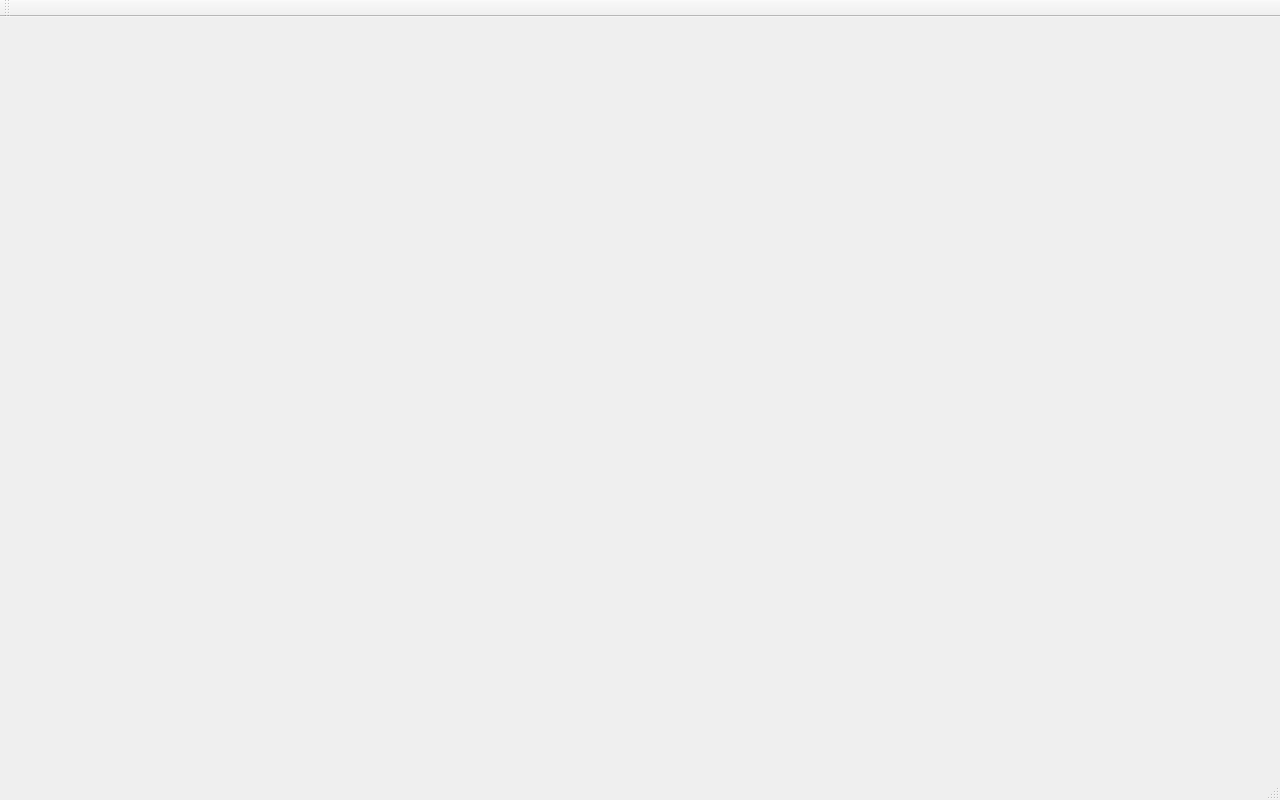
This is funeraria.ui in LuigiCaradonna/funeraria as Qt 5 draws it before an edit. The edited form follows.
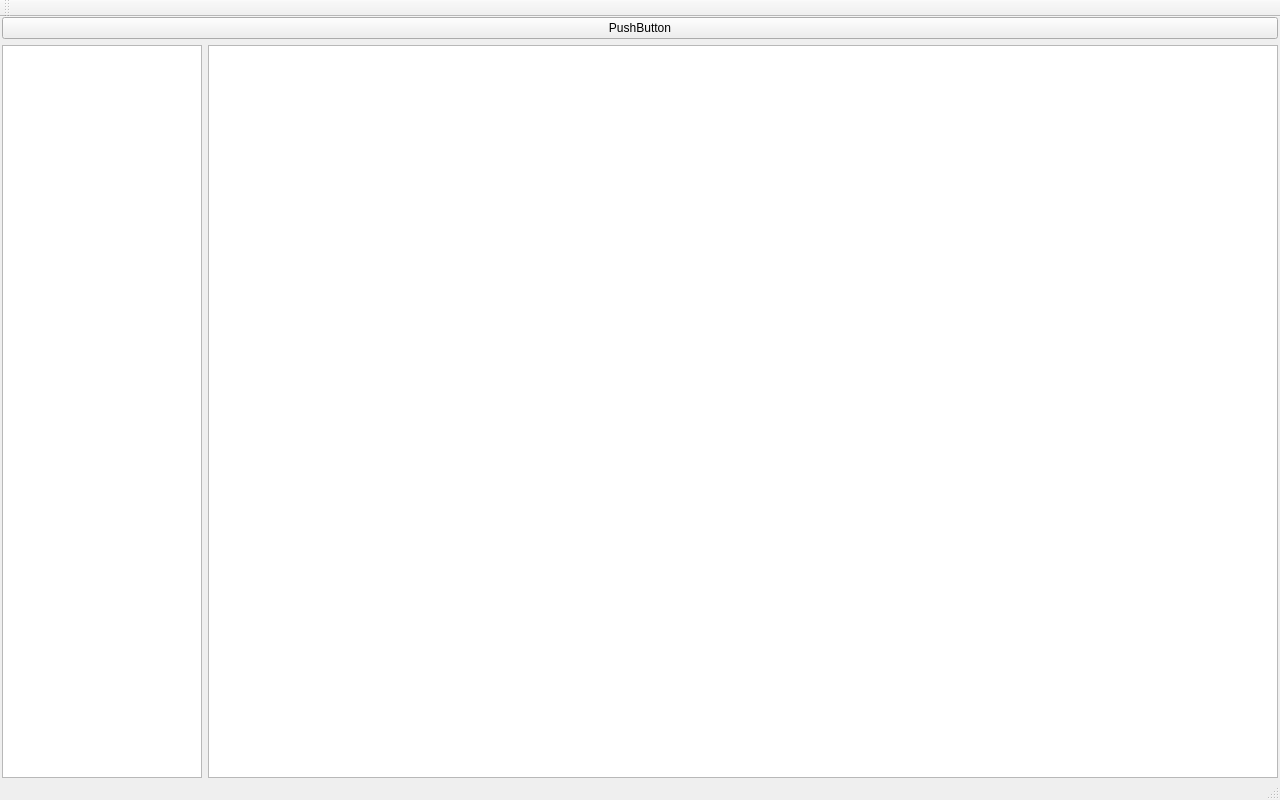
This is the edited form.

```diff
--- a/funeraria.ui
+++ b/funeraria.ui
@@ -13,7 +13,57 @@
   <property name="windowTitle">
    <string>Funeraria</string>
   </property>
-  <widget class="QWidget" name="centralWidget"/>
+  <widget class="QWidget" name="centralWidget">
+   <layout class="QGridLayout" name="gridLayout">
+    <property name="leftMargin">
+     <number>2</number>
+    </property>
+    <property name="topMargin">
+     <number>0</number>
+    </property>
+    <property name="rightMargin">
+     <number>2</number>
+    </property>
+    <property name="bottomMargin">
+     <number>0</number>
+    </property>
+    <item row="0" column="0">
+     <layout class="QVBoxLayout" name="mainVContainer">
+      <property name="spacing">
+       <number>6</number>
+      </property>
+      <item>
+       <layout class="QHBoxLayout" name="topHContainer">
+        <item>
+         <widget class="QPushButton" name="pushButton">
+          <property name="text">
+           <string>PushButton</string>
+          </property>
+         </widget>
+        </item>
+       </layout>
+      </item>
+      <item>
+       <layout class="QHBoxLayout" name="mainHContainer">
+        <item>
+         <widget class="QListView" name="clientListView">
+          <property name="maximumSize">
+           <size>
+            <width>200</width>
+            <height>16777215</height>
+           </size>
+          </property>
+         </widget>
+        </item>
+        <item>
+         <widget class="QTableView" name="tableView"/>
+        </item>
+       </layout>
+      </item>
+     </layout>
+    </item>
+   </layout>
+  </widget>
   <widget class="QMenuBar" name="menuBar">
    <property name="geometry">
     <rect>
```
